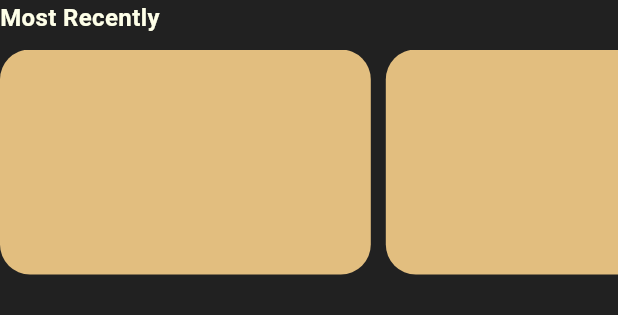
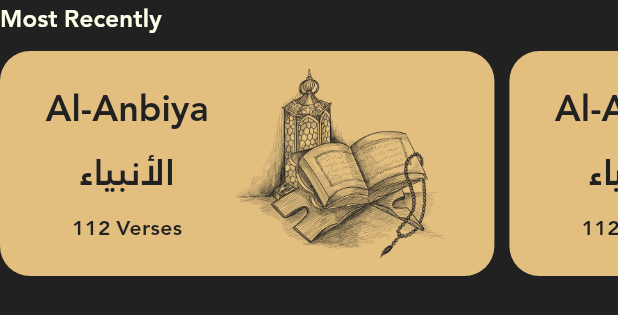
Before and after one commit to salemsayed004-cmyk/Islami-App-c18, a Flutter app: the MostRecentlyWidget widget shown alone on an empty page, opened directly, on a phone screen of 412 x 824 dp. Shown: the top 315 px of the screen. Run offline on Flutter 3.47's test engine with Material 3 defaults, Android fonts, the phone set to English and light mode, and no system bars; our stand-ins replace flutter_svg, vector_graphics.

Commit message:
chore: initial flutter project setup for islami app
- Initialize Flutter project with Android, iOS, Linux, macOS, and Windows support.
- Configure project metadata, analysis options, and multi-platform `.gitignore` files.
- Set up core application structure including:
    - Theme management and color constants.
    - App routing and navigation logic.
    - Generated asset management using `flutter_gen`.
- Implement initial UI modules:
    - Splash and First Splash views with transition timers.
    - Home layout with a `BottomNavigationBar`.
    - Placeholder views for Quran, Hadith, Tasbeh, Radio, and Time.
- Add comprehensive asset library including SVG icons and PNG images.
- Configure platform-specific build files (Gradle, CMake, Xcode projects).

```diff
--- a/lib/core/gen/assets.gen.dart
+++ b/lib/core/gen/assets.gen.dart
@@ -76,6 +76,10 @@ class $AssetsImagesGen {
   AssetGenImage get imgHeader =>
       const AssetGenImage('assets/images/img_header.png');
 
+  /// File path: assets/images/img_most_recent.png
+  AssetGenImage get imgMostRecent =>
+      const AssetGenImage('assets/images/img_most_recent.png');
+
   /// File path: assets/images/islami logo.png
   AssetGenImage get islamiLogo =>
       const AssetGenImage('assets/images/islami logo.png');
@@ -104,6 +108,7 @@ class $AssetsImagesGen {
     shapeR,
     timeBackground,
     imgHeader,
+    imgMostRecent,
     islamiLogo,
     islamiLogo2,
     routeLogo,
--- a/lib/core/theme/theme_manager.dart
+++ b/lib/core/theme/theme_manager.dart
@@ -18,5 +18,31 @@ abstract class ThemeManager {
         color: AppColors.white,
       ),
     ),
+    textTheme: TextTheme(
+      headlineSmall: TextStyle(
+        fontFamily: "Janna",
+        color: AppColors.black,
+        fontSize: 24,
+        fontWeight: FontWeight.w700,
+      ),
+      titleMedium: TextStyle(
+        fontFamily: "Janna",
+        color: AppColors.titleTextColor,
+        fontSize: 16,
+        fontWeight: FontWeight.w700,
+      ),
+      bodyLarge: TextStyle(
+        fontFamily: "Janna",
+        color: AppColors.titleTextColor,
+        fontSize: 16,
+        fontWeight: FontWeight.w700,
+      ),
+      bodyMedium: TextStyle(
+        fontFamily: "Janna",
+        color: AppColors.black,
+        fontSize: 14,
+        fontWeight: FontWeight.w700,
+      ),
+    ),
   );
 }
--- a/lib/modules/layout/quran/quran_view.dart
+++ b/lib/modules/layout/quran/quran_view.dart
@@ -1,6 +1,7 @@
 import 'package:flutter/material.dart';
 import 'package:islami/core/theme/app_colors.dart';
 import 'package:islami/modules/layout/quran/widgets/most_recently_widget.dart';
+import 'package:islami/modules/layout/quran/widgets/sura_list_view.dart';
 
 import '../../../core/gen/assets.gen.dart';
 
@@ -17,6 +18,7 @@ class QuranView extends StatelessWidget {
         ),
         SafeArea(
           child: Column(
+            spacing: 20,
             crossAxisAlignment: CrossAxisAlignment.start,
             children: [
 
@@ -26,10 +28,7 @@ class QuranView extends StatelessWidget {
                   width: MediaQuery.of(context).size.width * 0.7,
                 ),
               ),
-              SizedBox(height: 20),
-              Padding(
-                padding: const EdgeInsets.symmetric(horizontal: 6),
-                child: TextFormField(
+              TextFormField(
                 decoration: InputDecoration(
                   filled: true,
                   fillColor: AppColors.black.withValues(alpha: 0.7),
@@ -63,9 +62,8 @@ class QuranView extends StatelessWidget {
                   ),
                 ),
               ),
-              ),
-              SizedBox(height: 20),
               MostRecentlyWidget(),
+              SuraListView(),
 
             ],
           ),
--- a/lib/modules/layout/quran/widgets/most_recently_widget.dart
+++ b/lib/modules/layout/quran/widgets/most_recently_widget.dart
@@ -1,5 +1,6 @@
 import 'package:flutter/material.dart';
 
+import '../../../../core/gen/assets.gen.dart';
 import '../../../../core/theme/app_colors.dart';
 
 class MostRecentlyWidget extends StatelessWidget {
@@ -7,36 +8,49 @@ class MostRecentlyWidget extends StatelessWidget {
 
   @override
   Widget build(BuildContext context) {
+    var theme = Theme.of(context);
     return Column(
       spacing: 10,
       crossAxisAlignment: CrossAxisAlignment.start,
       children: [
-        Text("Most Recently",
-          style: TextStyle(
-            color: AppColors.titleTextColor,
-            fontSize: 16,
-            fontWeight: FontWeight.bold,
-          ),
-
-
-        ),
+        Text("Most Recently", style: theme.textTheme.titleMedium),
         SizedBox(
           height: 150,
-          child: ListView.separated(itemBuilder: (context, index) {
-            return Container(
-              height: 145,
-              width: MediaQuery.of(context).size.width*0.6,
-              decoration: BoxDecoration(color:AppColors.gold,borderRadius: BorderRadius.circular(20)),
-            );
-          },
-            separatorBuilder: (context, index) { return SizedBox(width: 10,);},
-          itemCount: 5,
-          scrollDirection: Axis.horizontal,),
-        )
+          child: ListView.separated(
+            itemBuilder: (context, index) {
+              return Container(
+                height: 145,
+                width: MediaQuery.of(context).size.width * 0.8,
+                padding: EdgeInsets.all(12),
+                decoration: BoxDecoration(
+                  color: AppColors.gold,
+                  borderRadius: BorderRadius.circular(20),
+                ),
+                child: Row(
+                  mainAxisAlignment: MainAxisAlignment.spaceEvenly,
+                  children: [
+                    Column(
+                      mainAxisAlignment: MainAxisAlignment.spaceEvenly,
 
+                      children: [
+                        Text("Al-Anbiya", style: theme.textTheme.headlineSmall),
+                        Text("الأنبياء", style: theme.textTheme.headlineSmall),
+                        Text("112 Verses", style: theme.textTheme.bodyMedium),
+                      ],
+                    ),
+                    Assets.images.imgMostRecent.image(),
+                  ],
+                ),
+              );
+            },
+            separatorBuilder: (context, index) {
+              return SizedBox(width: 10);
+            },
+            itemCount: 5,
+            scrollDirection: Axis.horizontal,
+          ),
+        ),
       ],
-
-
     );
   }
 }
--- /dev/null
+++ b/lib/modules/layout/quran/widgets/sura_list_view.dart
@@ -0,0 +1,16 @@
+import 'package:flutter/material.dart';
+
+class SuraListView extends StatelessWidget {
+  const SuraListView({super.key});
+
+  @override
+  Widget build(BuildContext context) {
+    var theme = Theme.of(context);
+    return Column(
+      spacing: 10,children: [
+      Text("Suras List",
+      style: theme.textTheme.titleMedium,),
+
+    ],);
+  }
+}
--- a/pubspec.yaml
+++ b/pubspec.yaml
@@ -89,7 +89,10 @@ flutter:
   # "family" key with the font family name, and a "fonts" key with a
   # list giving the asset and other descriptors for the font. For
   # example:
-  # fonts:
+  fonts:
+    - family: Janna
+      fonts:
+        - asset: assets/fonts/janna_lt_bold.ttf
   #   - family: Schyler
   #     fonts:
   #       - asset: fonts/Schyler-Regular.ttf
```
Also changed, not shown: assets/fonts/janna_lt_bold.ttf (added), assets/images/img_most_recent.png (added). Lines whose indentation alone changed are shown as unchanged.
